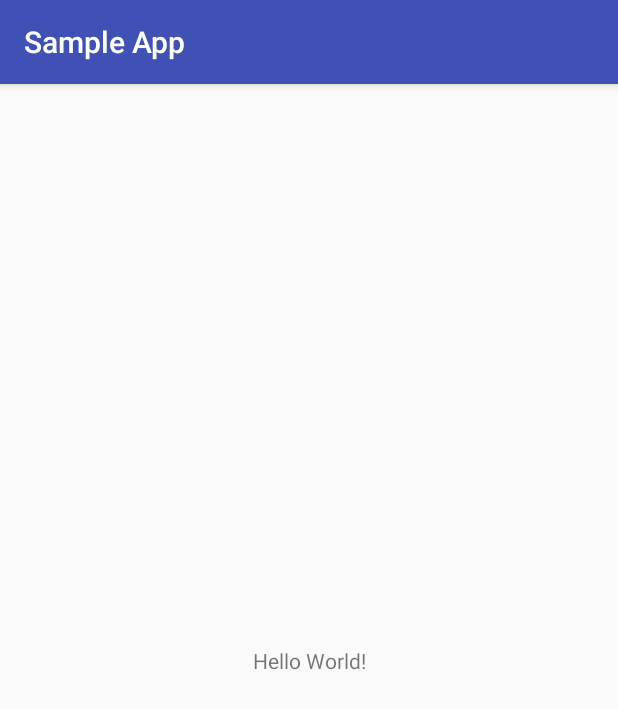
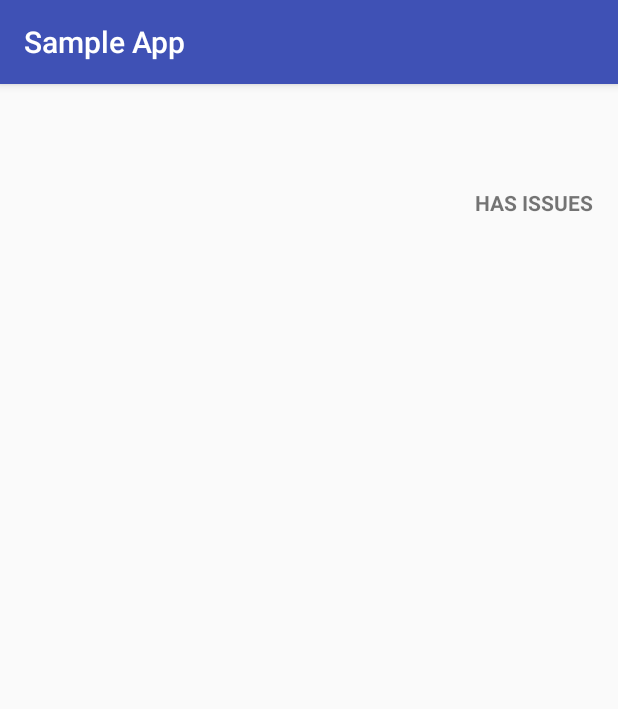
Before and after one commit to patelprashant/fetchGitSample, an Android app: the screen it shows after launch (MainActivity), on a phone screen of 412 x 824 dp. Shown: the top 709 px of the screen. Run offline under Robolectric (Android 15) with nearby library versions, the phone set to English and light mode, and no system bars; our stand-ins replace data binding.

Commit message:
Added layout file

```diff
--- a/app/src/main/res/layout/activity_main.xml
+++ b/app/src/main/res/layout/activity_main.xml
@@ -1,18 +1,76 @@
 <?xml version="1.0" encoding="utf-8"?>
-<android.support.constraint.ConstraintLayout xmlns:android="http://schemas.android.com/apk/res/android"
+<layout xmlns:android="http://schemas.android.com/apk/res/android"
     xmlns:app="http://schemas.android.com/apk/res-auto"
-    xmlns:tools="http://schemas.android.com/tools"
+    xmlns:tools="http://schemas.android.com/tools">
+
+    <android.support.constraint.ConstraintLayout
         android:layout_width="match_parent"
         android:layout_height="match_parent"
         tools:context="com.example.fetchgitsample.MainActivity">
 
         <TextView
+            android:id="@+id/repository_name"
             android:layout_width="wrap_content"
             android:layout_height="wrap_content"
-        android:text="Hello World!"
+            android:layout_marginEnd="16dp"
+            android:layout_marginStart="16dp"
+            android:text="@{repository.repositoryName}"
+            android:textSize="20sp"
             app:layout_constraintBottom_toBottomOf="parent"
+            app:layout_constraintHorizontal_bias="0.0"
             app:layout_constraintLeft_toLeftOf="parent"
             app:layout_constraintRight_toRightOf="parent"
-        app:layout_constraintTop_toTopOf="parent" />
+            app:layout_constraintTop_toTopOf="parent"
+            app:layout_constraintVertical_bias="0.083"
+            tools:text="Sample Android App" />
 
+        <TextView
+            android:id="@+id/repository_has_issues"
+            android:layout_width="wrap_content"
+            android:layout_height="wrap_content"
+            android:layout_marginEnd="16dp"
+            android:layout_marginStart="16dp"
+            android:layout_marginTop="8dp"
+            android:text="@string/has_issues"
+            android:textStyle="bold"
+            android:visibility="@{repository.hasIssues ? View.VISIBLE : View.GONE}"
+            app:layout_constraintBottom_toBottomOf="@+id/repository_name"
+            app:layout_constraintEnd_toEndOf="parent"
+            app:layout_constraintHorizontal_bias="1.0"
+            app:layout_constraintStart_toEndOf="@id/repository_name"
+            app:layout_constraintTop_toTopOf="@+id/repository_name"
+            app:layout_constraintVertical_bias="1.0" />
+
+        <TextView
+            android:id="@+id/repository_owner"
+            android:layout_width="0dp"
+            android:layout_height="wrap_content"
+            android:layout_marginBottom="8dp"
+            android:layout_marginEnd="16dp"
+            android:layout_marginStart="16dp"
+            android:text="@{repository.repositoryOwner}"
+            app:layout_constraintBottom_toBottomOf="parent"
+            app:layout_constraintEnd_toEndOf="parent"
+            app:layout_constraintStart_toStartOf="parent"
+            app:layout_constraintTop_toBottomOf="@id/repository_name"
+            app:layout_constraintVertical_bias="0.0"
+            tools:text="Prashant Patel" />
+
+        <TextView
+            android:id="@+id/number_of_stars"
+            android:layout_width="wrap_content"
+            android:layout_height="wrap_content"
+            android:layout_marginBottom="8dp"
+            android:layout_marginEnd="16dp"
+            android:layout_marginStart="16dp"
+            android:layout_marginTop="8dp"
+            android:text="@{String.valueOf(repository.numberOfStars)}"
+            app:layout_constraintBottom_toBottomOf="parent"
+            app:layout_constraintEnd_toEndOf="parent"
+            app:layout_constraintHorizontal_bias="1"
+            app:layout_constraintStart_toStartOf="parent"
+            app:layout_constraintTop_toBottomOf="@id/repository_owner"
+            app:layout_constraintVertical_bias="0.0"
+            tools:text="0 stars" />
     </android.support.constraint.ConstraintLayout>
+</layout>
--- a/app/src/main/res/values/strings.xml
+++ b/app/src/main/res/values/strings.xml
@@ -1,2 +1,3 @@
 <resources>
+    <string name="has_issues">HAS ISSUES</string>
 </resources>
```
Lines whose indentation alone changed are shown as unchanged.
